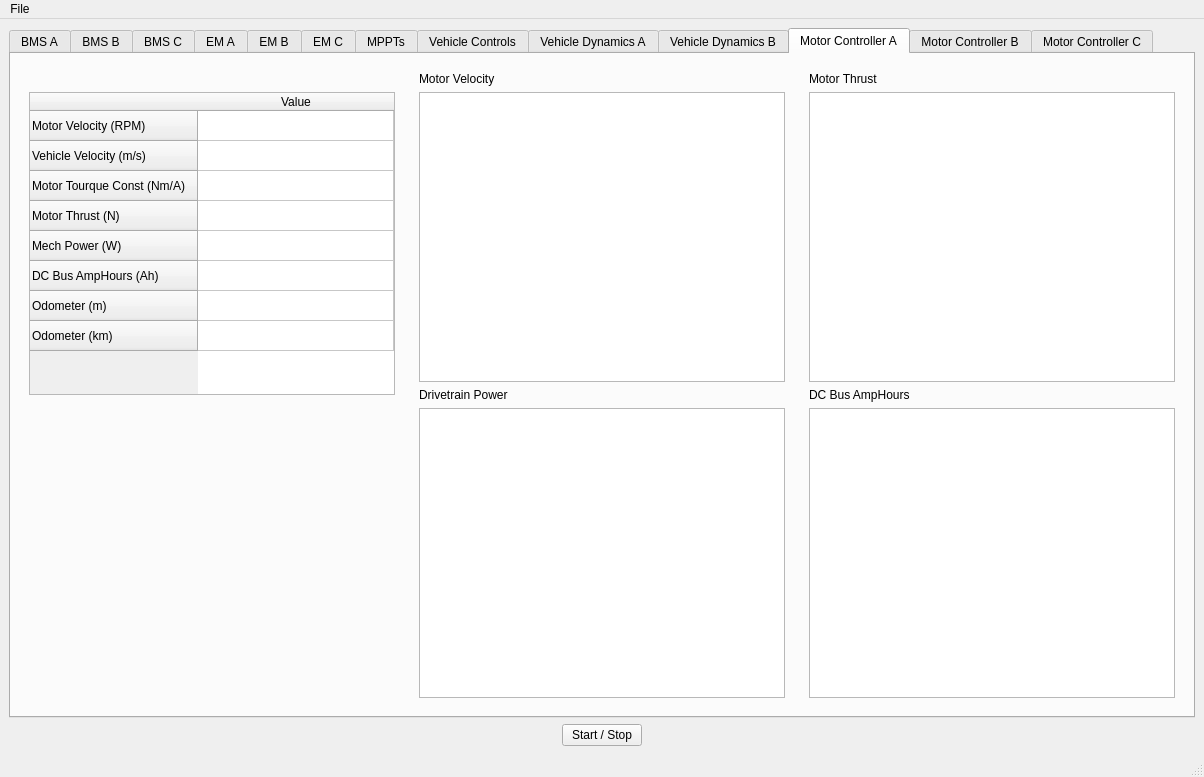
Qt form main.ui (BlueSkySolar/BTI) before a commit.
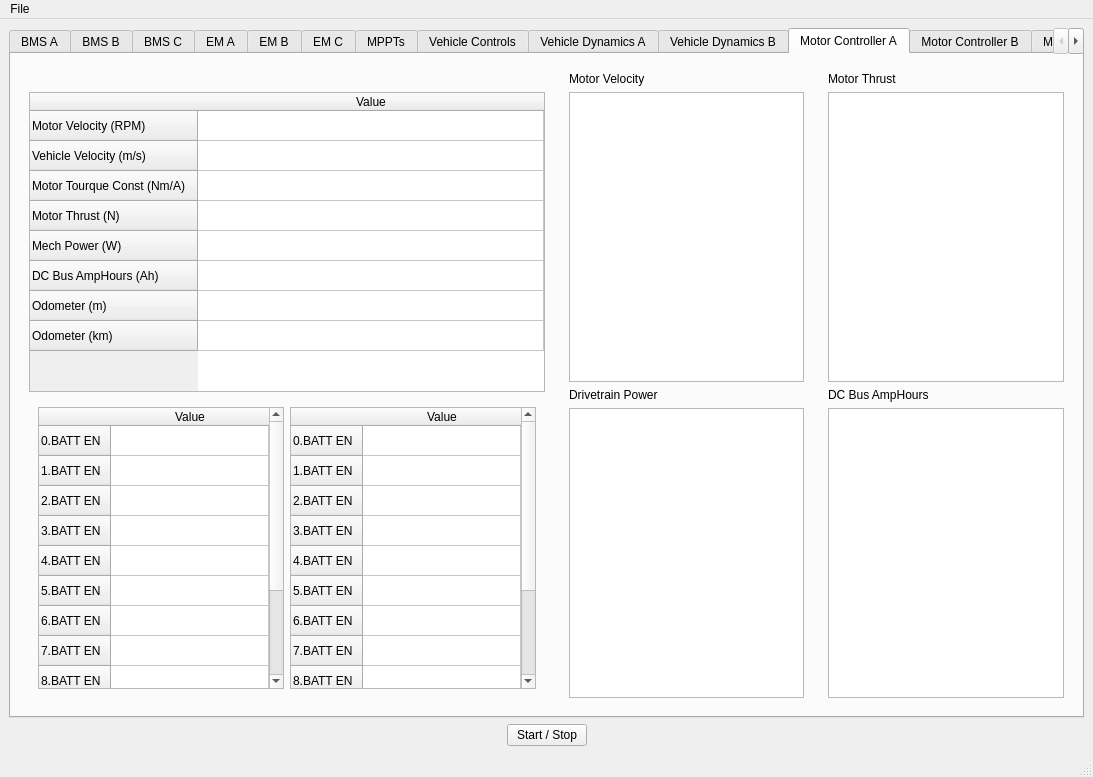
The same form after that commit. The open tabs and pages were chosen to show the change. Custom widgets are drawn as their Qt base class.

Diff of the .ui file:
```diff
--- a/main.ui
+++ b/main.ui
@@ -6,7 +6,7 @@
    <rect>
     <x>0</x>
     <y>0</y>
-    <width>1204</width>
+    <width>1093</width>
     <height>777</height>
    </rect>
   </property>
@@ -3364,17 +3364,176 @@
             </widget>
            </item>
            <item>
-            <spacer name="verticalSpacer_7">
-             <property name="orientation">
-              <enum>Qt::Vertical</enum>
-             </property>
-             <property name="sizeHint" stdset="0">
-              <size>
-               <width>20</width>
-               <height>40</height>
-              </size>
-             </property>
-            </spacer>
+            <widget class="QWidget" name="widget_52" native="true">
+             <layout class="QHBoxLayout" name="horizontalLayout_15">
+              <item>
+               <widget class="QTableWidget" name="tableWidget_14">
+                <property name="accessibleDescription">
+                 <string>colour</string>
+                </property>
+                <attribute name="horizontalHeaderStretchLastSection">
+                 <bool>true</bool>
+                </attribute>
+                <attribute name="verticalHeaderStretchLastSection">
+                 <bool>false</bool>
+                </attribute>
+                <row>
+                 <property name="text">
+                  <string>0.BATT EN</string>
+                 </property>
+                </row>
+                <row>
+                 <property name="text">
+                  <string>1.BATT EN</string>
+                 </property>
+                </row>
+                <row>
+                 <property name="text">
+                  <string>2.BATT EN</string>
+                 </property>
+                </row>
+                <row>
+                 <property name="text">
+                  <string>3.BATT EN</string>
+                 </property>
+                </row>
+                <row>
+                 <property name="text">
+                  <string>4.BATT EN</string>
+                 </property>
+                </row>
+                <row>
+                 <property name="text">
+                  <string>5.BATT EN</string>
+                 </property>
+                </row>
+                <row>
+                 <property name="text">
+                  <string>6.BATT EN</string>
+                 </property>
+                </row>
+                <row>
+                 <property name="text">
+                  <string>7.BATT EN</string>
+                 </property>
+                </row>
+                <row>
+                 <property name="text">
+                  <string>8.BATT EN</string>
+                 </property>
+                </row>
+                <row>
+                 <property name="text">
+                  <string>9.BATT EN</string>
+                 </property>
+                </row>
+                <row>
+                 <property name="text">
+                  <string>10.BATT EN</string>
+                 </property>
+                </row>
+                <row>
+                 <property name="text">
+                  <string>11.BATT EN</string>
+                 </property>
+                </row>
+                <column>
+                 <property name="text">
+                  <string>Value</string>
+                 </property>
+                </column>
+                <item row="0" column="0">
+                 <property name="text">
+                  <string/>
+                 </property>
+                </item>
+               </widget>
+              </item>
+              <item>
+               <widget class="QTableWidget" name="tableWidget_16">
+                <property name="accessibleDescription">
+                 <string>colour</string>
+                </property>
+                <attribute name="horizontalHeaderStretchLastSection">
+                 <bool>true</bool>
+                </attribute>
+                <attribute name="verticalHeaderStretchLastSection">
+                 <bool>false</bool>
+                </attribute>
+                <row>
+                 <property name="text">
+                  <string>0.BATT EN</string>
+                 </property>
+                </row>
+                <row>
+                 <property name="text">
+                  <string>1.BATT EN</string>
+                 </property>
+                </row>
+                <row>
+                 <property name="text">
+                  <string>2.BATT EN</string>
+                 </property>
+                </row>
+                <row>
+                 <property name="text">
+                  <string>3.BATT EN</string>
+                 </property>
+                </row>
+                <row>
+                 <property name="text">
+                  <string>4.BATT EN</string>
+                 </property>
+                </row>
+                <row>
+                 <property name="text">
+                  <string>5.BATT EN</string>
+                 </property>
+                </row>
+                <row>
+                 <property name="text">
+                  <string>6.BATT EN</string>
+                 </property>
+                </row>
+                <row>
+                 <property name="text">
+                  <string>7.BATT EN</string>
+                 </property>
+                </row>
+                <row>
+                 <property name="text">
+                  <string>8.BATT EN</string>
+                 </property>
+                </row>
+                <row>
+                 <property name="text">
+                  <string>9.BATT EN</string>
+                 </property>
+                </row>
+                <row>
+                 <property name="text">
+                  <string>10.BATT EN</string>
+                 </property>
+                </row>
+                <row>
+                 <property name="text">
+                  <string>11.BATT EN</string>
+                 </property>
+                </row>
+                <column>
+                 <property name="text">
+                  <string>Value</string>
+                 </property>
+                </column>
+                <item row="0" column="0">
+                 <property name="text">
+                  <string/>
+                 </property>
+                </item>
+               </widget>
+              </item>
+             </layout>
+            </widget>
            </item>
           </layout>
          </widget>
@@ -3856,8 +4015,8 @@
     <rect>
      <x>0</x>
      <y>0</y>
-     <width>1204</width>
-     <height>22</height>
+     <width>1093</width>
+     <height>21</height>
     </rect>
    </property>
    <widget class="QMenu" name="menuFile">
```
Left out of the diff: 124 changed lines with no effect on the pictures. Lines whose indentation alone changed are shown as unchanged.
